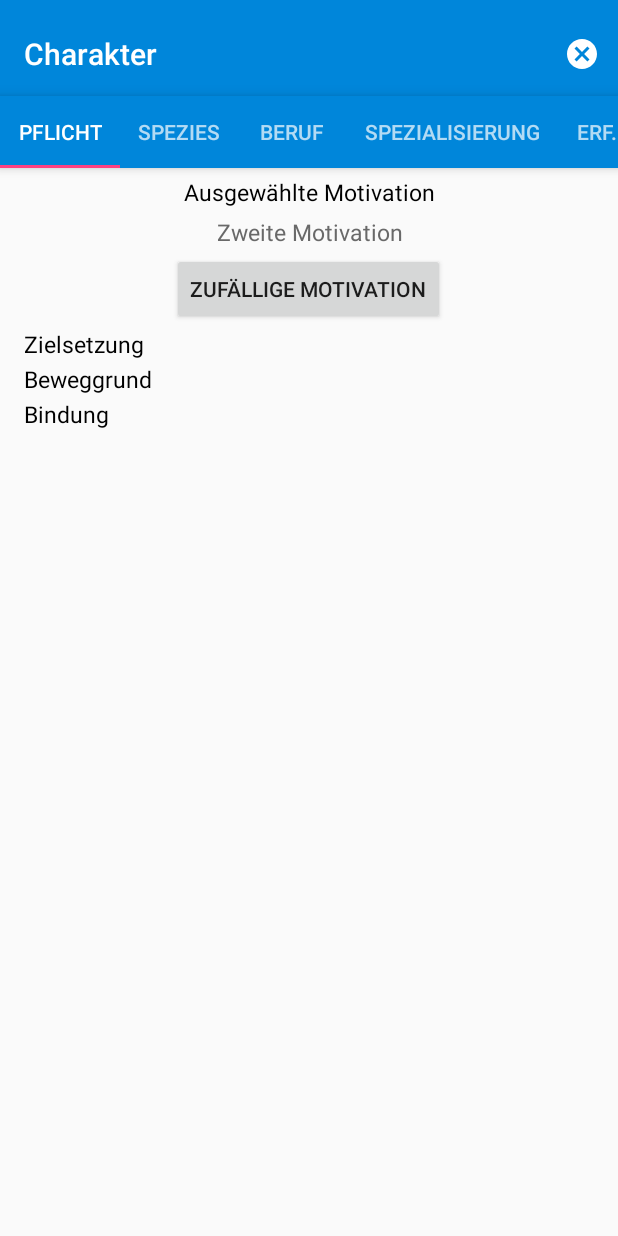
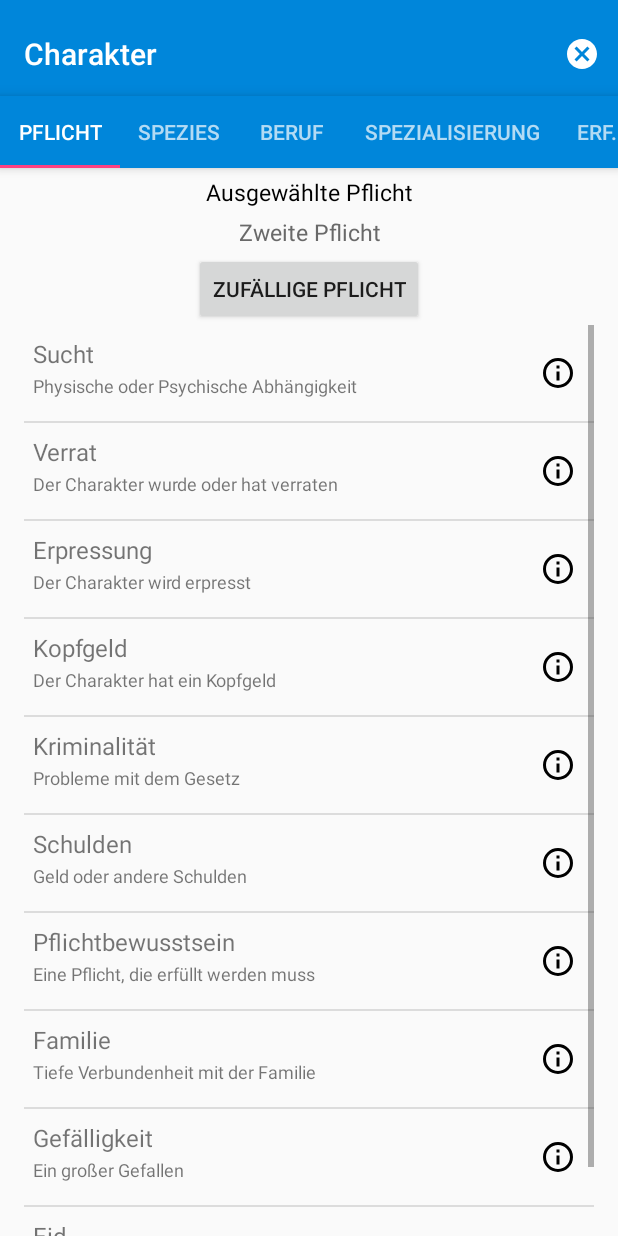
Before and after one commit to ChristopherKL/CharBuilder, an Android app: the ObligationFragment screen opened directly, with no data from a screen before it, on a phone screen of 412 x 824 dp. Run offline under Robolectric (Android 15) with nearby library versions, the phone set to English and light mode, and no system bars.

Commit message:
ListView in ObligationFragment

```diff
--- a/app/src/main/java/com/chrisphil/charbuilder/creationfragments/MotivationFragment.kt
+++ b/app/src/main/java/com/chrisphil/charbuilder/creationfragments/MotivationFragment.kt
@@ -15,7 +15,7 @@ import java.util.Random
 class MotivationFragment : Fragment() {
 
     override fun onCreateView(inflater: LayoutInflater?, container: ViewGroup?, savedInstanceState: Bundle?): View? {
-        val view = inflater?.inflate(R.layout.char_creation_motivation, container, false)
+        val view : View = inflater!!.inflate(R.layout.char_creation_motivation, container, false)
         random_motivation_button.setOnClickListener{
             val motivationResult : Int = Random().nextInt(10)+1
             when(motivationResult) {
--- a/app/src/main/java/com/chrisphil/charbuilder/creationfragments/ObligationFragment.kt
+++ b/app/src/main/java/com/chrisphil/charbuilder/creationfragments/ObligationFragment.kt
@@ -6,22 +6,37 @@ import android.support.v4.app.Fragment
 import android.view.LayoutInflater
 import android.view.View
 import android.view.ViewGroup
+import android.widget.BaseAdapter
+import android.widget.ListView
 import com.chrisphil.charbuilder.R
 import com.chrisphil.charbuilder.interfaces.OnDataPass
-import kotlinx.android.synthetic.main.char_creation_motivation.*
 import kotlinx.android.synthetic.main.char_creation_obligation.*
-import java.util.*
+import kotlinx.android.synthetic.main.char_creation_obligation.view.*
+import kotlinx.android.synthetic.main.char_creation_listview.view.*
+import org.xmlpull.v1.XmlPullParser
+import java.util.Random
 
 /**
  * Created by Christopher on 04.12.2017.
  */
 class ObligationFragment : Fragment() {
 
+    data class Obligation(
+        val id : Long,
+        val name : String,
+        val description : String,
+        val text : String
+    )
+
     lateinit var dataPass : OnDataPass
 
     override fun onCreateView(inflater: LayoutInflater?, container: ViewGroup?, savedInstanceState: Bundle?): View? {
-        val view = inflater?.inflate(R.layout.char_creation_motivation, container, false)
-        random_motivation_button.setOnClickListener{
+        val view : View = inflater!!.inflate(R.layout.char_creation_obligation, container, false)
+        val list : ListView = view.obligation_listView
+        var obligationArray = loadObligations()
+        val adapter = ObligationsViewAdapter(context,obligationArray)
+        list.adapter = adapter
+        view.random_obligation_button.setOnClickListener{
             val obligationResult : Int = Random().nextInt(100)+1
             when(obligationResult) {
                 in 1..96 -> chooseObligation(obligationResult)
@@ -31,31 +46,32 @@ class ObligationFragment : Fragment() {
         return view
     }
 
+    private fun loadObligations() : ArrayList<Obligation>{
+        val allObligations = ArrayList<Obligation>()
+        var id_count = 0L
+        val xml = resources.getXml(R.xml.obligations)
+        while(xml.eventType != XmlPullParser.END_DOCUMENT){
+            if(xml.eventType == XmlPullParser.START_TAG){
+                if(xml.name == "obligation"){
+
+                    val current = Obligation(
+                            id_count,
+                            xml.getAttributeValue(null,"name"),
+                            xml.getAttributeValue(null,"description"),
+                            xml.getAttributeValue(null,"text")
+                    )
+                    allObligations.add(current)
+                    id_count++
+                }
+            }
+            xml.next()
+        }
+        return allObligations
+    }
+
     override fun onAttach(context: Context?) {
         super.onAttach(context)
         dataPass = context as OnDataPass
-    }
-
-    companion object {
-
-        private val ARG_SECTION_NUMBER = "section_number"
-
-        /**
-         * Returns a new instance of this fragment for the given section
-         * number.
-         */
-        fun newInstance(sectionNumber: Int): ObligationFragment {
-            val fragment = ObligationFragment()
-            val args = Bundle()
-            args.putInt(ARG_SECTION_NUMBER, sectionNumber)
-            fragment.arguments = args
-            return fragment
-        }
-    }
-
-    override fun onDestroyView() {
-        dataPass.onDataPass("TODO")
-        super.onDestroyView()
     }
 
     private fun chooseObligation(result : Int){
@@ -78,4 +94,61 @@ class ObligationFragment : Fragment() {
     private fun chooseTwoObligations(){
 
     }
+
+    override fun onDestroyView() {
+        dataPass.onDataPass("TODO")
+        super.onDestroyView()
+    }
+
+    inner class ObligationsViewAdapter(context: Context, var obligations : ArrayList<Obligation>) : BaseAdapter() {
+
+        override fun getItem(p0: Int): Any {
+            return obligations[p0]
+        }
+
+        override fun getItemId(p0: Int): Long {
+            return obligations[p0].id
+        }
+        override fun getCount(): Int {
+            return obligations.count()
+        }
+
+        override fun getView(p0: Int, p1: View?, p2: ViewGroup?): View {
+            val li = LayoutInflater.from(context)
+            val view = li.inflate(R.layout.char_creation_listview,p2,false)
+            var name_view = view.firstLine
+            name_view.text = obligations[p0].name
+
+            var desc_view = view.secondLine
+            desc_view.text = obligations[p0].description
+
+            var button = view.icon
+            button.setOnClickListener {
+                createObligationsInfoDialog(obligations[p0])
+            }
+            return view
+        }
+
+    }
+
+    private fun createObligationsInfoDialog(obligation : Obligation){
+
+    }
+
+    companion object {
+
+        private val ARG_SECTION_NUMBER = "section_number"
+
+        /**
+         * Returns a new instance of this fragment for the given section
+         * number.
+         */
+        fun newInstance(sectionNumber: Int): ObligationFragment {
+            val fragment = ObligationFragment()
+            val args = Bundle()
+            args.putInt(ARG_SECTION_NUMBER, sectionNumber)
+            fragment.arguments = args
+            return fragment
+        }
+    }
 }
--- /dev/null
+++ b/app/src/main/res/drawable/ic_information.xml
@@ -0,0 +1,7 @@
+<vector xmlns:android="http://schemas.android.com/apk/res/android"
+    android:height="24dp"
+    android:width="24dp"
+    android:viewportWidth="24"
+    android:viewportHeight="24">
+    <path android:fillColor="#000" android:pathData="M11,9H13V7H11M12,20C7.59,20 4,16.41 4,12C4,7.59 7.59,4 12,4C16.41,4 20,7.59 20,12C20,16.41 16.41,20 12,20M12,2A10,10 0 0,0 2,12A10,10 0 0,0 12,22A10,10 0 0,0 22,12A10,10 0 0,0 12,2M11,17H13V11H11V17Z" />
+</vector>
--- /dev/null
+++ b/app/src/main/res/layout/char_creation_listview.xml
@@ -0,0 +1,42 @@
+<?xml version="1.0" encoding="utf-8"?>
+
+
+<RelativeLayout xmlns:android="http://schemas.android.com/apk/res/android"
+    android:layout_width="fill_parent"
+    android:layout_height="?android:attr/listPreferredItemHeight"
+    android:layout_margin="5dp"
+    android:padding="6dip" >
+
+    <TextView
+        android:id="@+id/firstLine"
+        android:layout_width="wrap_content"
+        android:layout_height="wrap_content"
+        android:layout_above="@id/secondLine"
+        android:layout_alignParentTop="true"
+        android:layout_alignWithParentIfMissing="true"
+        android:gravity="center_vertical"
+        android:text="Droide"
+        android:textSize="16sp" />
+
+    <TextView
+        android:id="@+id/secondLine"
+        android:layout_width="fill_parent"
+        android:layout_height="26dip"
+        android:layout_alignParentBottom="true"
+        android:singleLine="true"
+        android:text="Ist ein Roboter"
+        android:textSize="12sp" />
+
+    <ImageView
+        android:id="@+id/icon"
+        android:layout_width="wrap_content"
+        android:layout_height="fill_parent"
+        android:layout_alignParentBottom="true"
+        android:layout_alignParentTop="true"
+        android:layout_alignParentRight="true"
+        android:layout_marginRight="6dip"
+        android:contentDescription="TODO"
+        android:clickable="true"
+        android:src="@drawable/ic_information" />
+
+</RelativeLayout>
--- /dev/null
+++ b/app/src/main/res/xml/obligations.xml
@@ -0,0 +1,63 @@
+<?xml version="1.0" encoding="utf-8"?>
+<obligation_list>
+    <obligation
+        name="Sucht"
+        description="Physische oder Psychische Abhängigkeit"
+        text="Der Charakter hat eine starke Sucht, die er befriedigen muss. Er wendet viel Zeit,Energie und Ressourcen auf um das Objekt der Sucht zu erlangen"/>
+
+    <obligation
+        name="Verrat"
+        description="Der Charakter wurde oder hat verraten"
+        text="Der Charakter wurde Opfer eines tiefen persönlichen Verrats oder ist derjenige, der den Verrat begangen hat. Der Verrat nimmt den Charakter mit und hat Einfluss auf sein alltägliches Leben. Das Opfer sucht nach Antworten, Gerechtigkeit oder Rache."/>
+
+    <obligation
+        name="Erpressung"
+        description="Der Charakter wird erpresst"
+        text="Jemand kennt eins der schmutzigen Geheimnisse des Charakters und zieht daraus einen Nutzen. Der Erpresser besitzt Beweise, die er veröffentlichen könnte. Damit das Geheimnis gewahrt wird, müssen Forderungen, meistens in Form von Geld oder Gefallen, für den Erpresser erfüllt werden."/>
+
+    <obligation
+        name="Kopfgeld"
+        description="Der Charakter hat ein Kopfgeld"
+        text="Aus irgendeinem Grund wurde ein Kopfgeld auf den Charakter ausgesetzt. Was der Grund ist, kann durch den Hintergrund des Charakters bestimmt werden. Die Schwere der Tat wird auf Grund der Gewichtung der Pflicht bestimmt."/>
+
+    <obligation
+        name="Kriminalität"
+        description="Probleme mit dem Gesetz"
+        text="Der Charakter ist vorbestraft oder wird einer Straftat beschuldigt (die er vielleicht garnicht begangen hat) und ist deswegen verwickelt ins Rechtssystem. Die Pflicht besteht darin, laufende Prozesskosten zu decken, Beweise zu beseitigen oder seine Unschuld zu beweisen"/>
+
+    <obligation
+        name="Schulden"
+        description="Geld oder andere Schulden"
+        text="Der Charakter schuldet jemandem sehr viel, egal ob es sich um Geld oder etwas anderes handelt. Je nachdem, bei wem man die Schulden hat, reicht es eventuell nicht sie abzubezahlen, um aus dem Schneider zu sein."/>
+
+    <obligation
+        name="Pflichtbewusstsein"
+        description="Eine Pflicht, die erfüllt werden muss"
+        text="Der Charakter hat eine Pflicht, die er gezwungen ist zu erfüllen. Das kann sein, einen Auftrag gut abzuschließen, Wehrdienst zu leisten oder eine Art Diebescodex zu befolgen. Der Charakter ist gesetzlich oder durch ein Ritual an die Pflicht gebunden. Es ist schwer oder von Nachteil, diese Verpflichtung nicht einzuhalten"/>
+
+    <obligation
+        name="Familie"
+        description="Tiefe Verbundenheit mit der Familie"
+        text="Die Verbundenheit zur Familie kostet viel Zeit und Aufmerksamkeit. Der Charakter hilft Geschwistern oder den Eltern, verwaltet ein Erbe oder ein Familiengeschäft."/>
+
+    <obligation
+        name="Gefälligkeit"
+        description="Ein großer Gefallen"
+        text="Der Charakter schuldet jemandem einen großen Gefallen, sei es, weil ein Freund ihm aus dem Gefängnis befreit hat oder jemand ein Auge zugedrückt hat beim Ware schmuggeln. "/>
+
+    <obligation
+        name="Eid"
+        description=""
+        text=""/>
+
+    <obligation
+        name="Besessenheit"
+        description=""
+        text=""/>
+
+    <obligation
+        name="Verantwortung"
+        description=""
+        text=""/>
+
+</obligation_list>
```
